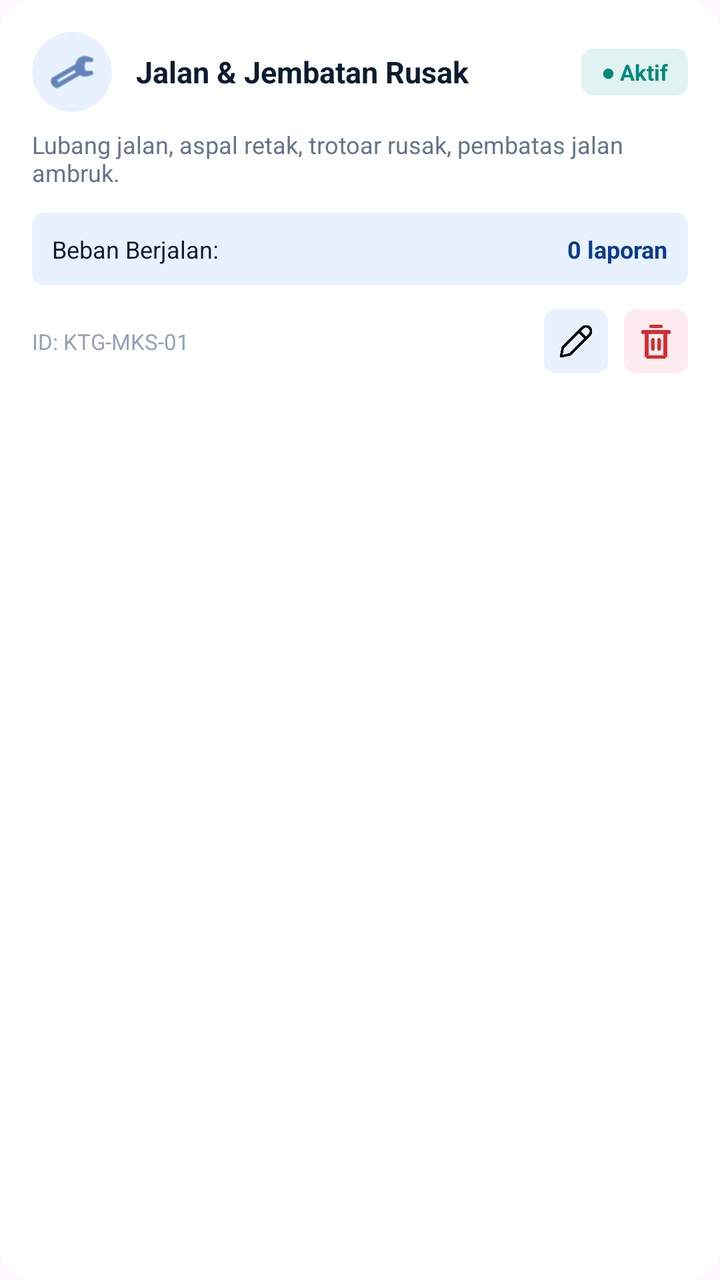
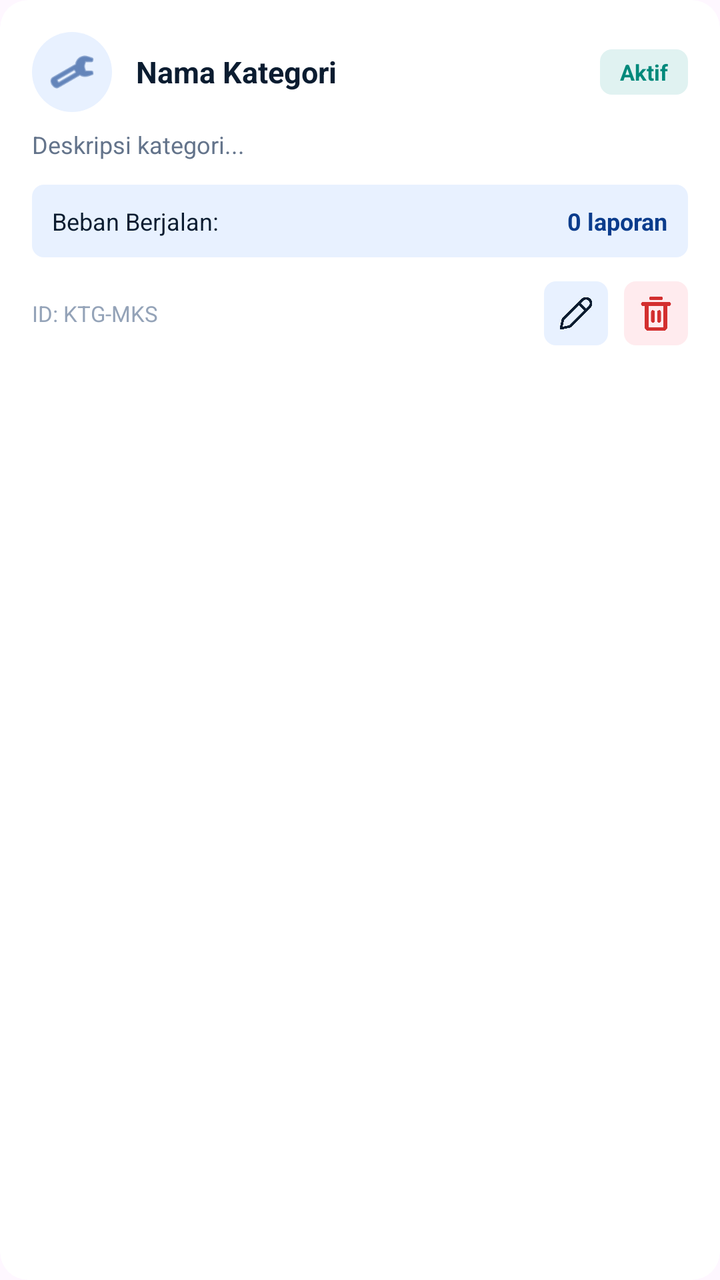

Before-and-after screenshots of an Android layout around one commit, followed by the original layout XML and the change that was made.
<!-- AndroidManifest.xml: application theme Theme.PinPoint -->
<!-- res/layout/item_category_card.xml -->
<?xml version="1.0" encoding="utf-8"?>
<androidx.cardview.widget.CardView xmlns:android="http://schemas.android.com/apk/res/android"
    xmlns:app="http://schemas.android.com/apk/res-auto"
    android:layout_width="match_parent"
    android:layout_height="wrap_content"
    app:cardCornerRadius="14dp"
    app:cardElevation="0dp"
    app:cardBackgroundColor="#FFFFFF"
    android:layout_marginBottom="12dp">

    <LinearLayout
        android:layout_width="match_parent"
        android:layout_height="wrap_content"
        android:orientation="vertical"
        android:padding="16dp">

        
        <RelativeLayout
            android:layout_width="match_parent"
            android:layout_height="wrap_content"
            android:layout_marginBottom="8dp">

            <ImageView
                android:id="@+id/ivCategoryIcon"
                android:layout_width="40dp"
                android:layout_height="40dp"
                android:background="@drawable/bg_icon_blue_light"
                android:padding="8dp"
                android:src="@android:drawable/ic_menu_manage"
                app:tint="#0B3C8C"
                android:layout_alignParentStart="true"
                android:layout_centerVertical="true"
                android:layout_marginEnd="12dp" />

            <TextView
                android:id="@+id/tvCategoryName"
                android:layout_width="wrap_content"
                android:layout_height="wrap_content"
                android:layout_toEndOf="@id/ivCategoryIcon"
                android:layout_toStartOf="@id/tvCategoryStatusBadge"
                android:layout_centerVertical="true"
                android:text="Jalan &amp; Jembatan Rusak"
                android:textColor="#0B1C30"
                android:textSize="15sp"
                android:textStyle="bold" />

            <TextView
                android:id="@+id/tvCategoryStatusBadge"
                android:layout_width="wrap_content"
                android:layout_height="wrap_content"
                android:layout_alignParentEnd="true"
                android:layout_centerVertical="true"
                android:background="@drawable/bg_badge_green_light"
                android:paddingHorizontal="10dp"
                android:paddingVertical="4dp"
                android:text="● Aktif"
                android:textColor="#00897B"
                android:textSize="11sp"
                android:textStyle="bold" />
        </RelativeLayout>

        
        <TextView
            android:id="@+id/tvCategoryDescription"
            android:layout_width="match_parent"
            android:layout_height="wrap_content"
            android:text="Lubang jalan, aspal retak, trotoar rusak, pembatas jalan ambruk."
            android:textColor="#64748B"
            android:textSize="12sp"
            android:layout_marginBottom="12dp" />

        
        <LinearLayout
            android:layout_width="match_parent"
            android:layout_height="wrap_content"
            android:background="@drawable/bg_badge_blue_light"
            android:orientation="horizontal"
            android:padding="10dp"
            android:gravity="center_vertical"
            android:layout_marginBottom="12dp">

            <TextView
                android:layout_width="0dp"
                android:layout_height="wrap_content"
                android:layout_weight="1"
                android:text="Beban Berjalan:"
                android:textColor="#0B1C30"
                android:textSize="12sp" />

            <TextView
                android:id="@+id/tvCategoryActiveLoad"
                android:layout_width="wrap_content"
                android:layout_height="wrap_content"
                android:text="0 laporan"
                android:textColor="#0B3C8C"
                android:textSize="12sp"
                android:textStyle="bold" />
        </LinearLayout>

        
        <RelativeLayout
            android:layout_width="match_parent"
            android:layout_height="wrap_content">

            <TextView
                android:id="@+id/tvCategoryIdCode"
                android:layout_width="wrap_content"
                android:layout_height="wrap_content"
                android:layout_alignParentStart="true"
                android:layout_centerVertical="true"
                android:text="ID: KTG-MKS-01"
                android:textColor="#94A3B8"
                android:textSize="11sp" />

            <LinearLayout
                android:layout_width="wrap_content"
                android:layout_height="wrap_content"
                android:layout_alignParentEnd="true"
                android:orientation="horizontal">

                <ImageView
                    android:id="@+id/btnEditCategory"
                    android:layout_width="32dp"
                    android:layout_height="32dp"
                    android:background="@drawable/bg_badge_blue_light"
                    android:padding="6dp"
                    android:src="@drawable/edit"
                    app:tint="##0B1C30"
                    android:layout_marginEnd="8dp" />

                <ImageView
                    android:id="@+id/btnDeleteCategory"
                    android:layout_width="32dp"
                    android:layout_height="32dp"
                    android:background="@drawable/bg_badge_red_light"
                    android:padding="6dp"
                    android:src="@drawable/delete"
                    app:tint="#D32F2F" />
            </LinearLayout>
        </RelativeLayout>

    </LinearLayout>
</androidx.cardview.widget.CardView>
<!-- resources referenced by this layout -->
<resources>
  <!-- drawable bg_badge_blue_light (drawable) -->
  <?xml version="1.0" encoding="utf-8"?>
  <shape xmlns:android="http://schemas.android.com/apk/res/android">
      <solid android:color="#E8F1FF" />
      <corners android:radius="6dp" />
  </shape>
  <!-- drawable bg_badge_green_light (drawable) -->
  <shape xmlns:android="http://schemas.android.com/apk/res/android">
      <solid android:color="#E0F2F1" />
      <corners android:radius="6dp" />
  </shape>
  <!-- drawable bg_badge_red_light (drawable) -->
  <?xml version="1.0" encoding="utf-8"?>
  <shape xmlns:android="http://schemas.android.com/apk/res/android">
      <solid android:color="#FFEBEE" />
      <corners android:radius="6dp" />
  </shape>
  <!-- drawable bg_icon_blue_light (drawable) -->
  <shape xmlns:android="http://schemas.android.com/apk/res/android"
      android:shape="oval">
      <solid android:color="#E8F1FF" />
  </shape>
  <!-- drawable delete: png bitmap (drawable, 6052 bytes) -->
  <!-- drawable edit: png bitmap (drawable, 7393 bytes) -->
  <style name="Theme.PinPoint" parent="Base.Theme.PinPoint" />
  <style name="Base.Theme.PinPoint" parent="Theme.Material3.DayNight.NoActionBar">
          
          
      </style>
</resources>

<!-- the commit's change to res/layout/item_category_card.xml (unified diff, before → after) -->
@@ -39,7 +39,7 @@
                 android:layout_toEndOf="@id/ivCategoryIcon"
                 android:layout_toStartOf="@id/tvCategoryStatusBadge"
                 android:layout_centerVertical="true"
-                android:text="Jalan &amp; Jembatan Rusak"
+                android:text="Nama Kategori"
                 android:textColor="#0B1C30"
                 android:textSize="15sp"
                 android:textStyle="bold" />
@@ -53,7 +53,7 @@
                 android:background="@drawable/bg_badge_green_light"
                 android:paddingHorizontal="10dp"
                 android:paddingVertical="4dp"
-                android:text="● Aktif"
+                android:text="Aktif"
                 android:textColor="#00897B"
                 android:textSize="11sp"
                 android:textStyle="bold" />
@@ -64,7 +64,7 @@
             android:id="@+id/tvCategoryDescription"
             android:layout_width="match_parent"
             android:layout_height="wrap_content"
-            android:text="Lubang jalan, aspal retak, trotoar rusak, pembatas jalan ambruk."
+            android:text="Deskripsi kategori..."
             android:textColor="#64748B"
             android:textSize="12sp"
             android:layout_marginBottom="12dp" />
@@ -108,7 +108,7 @@
                 android:layout_height="wrap_content"
                 android:layout_alignParentStart="true"
                 android:layout_centerVertical="true"
-                android:text="ID: KTG-MKS-01"
+                android:text="ID: KTG-MKS"
                 android:textColor="#94A3B8"
                 android:textSize="11sp" />
 
@@ -125,7 +125,7 @@
                     android:background="@drawable/bg_badge_blue_light"
                     android:padding="6dp"
                     android:src="@drawable/edit"
-                    app:tint="##0B1C30"
+                    app:tint="#0B1C30"
                     android:layout_marginEnd="8dp" />
 
                 <ImageView
@@ -138,6 +138,5 @@
                     app:tint="#D32F2F" />
             </LinearLayout>
         </RelativeLayout>
-
     </LinearLayout>
 </androidx.cardview.widget.CardView>
